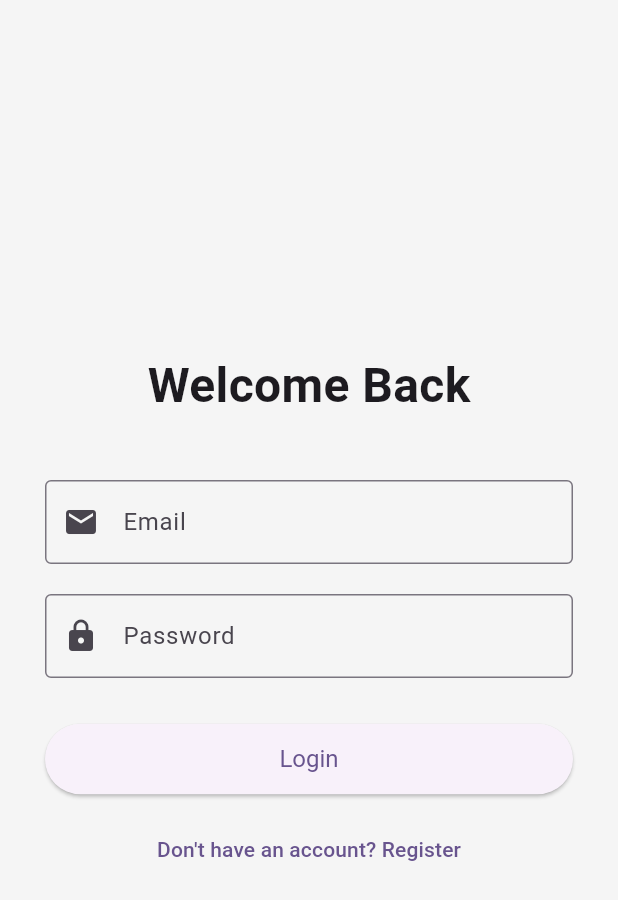
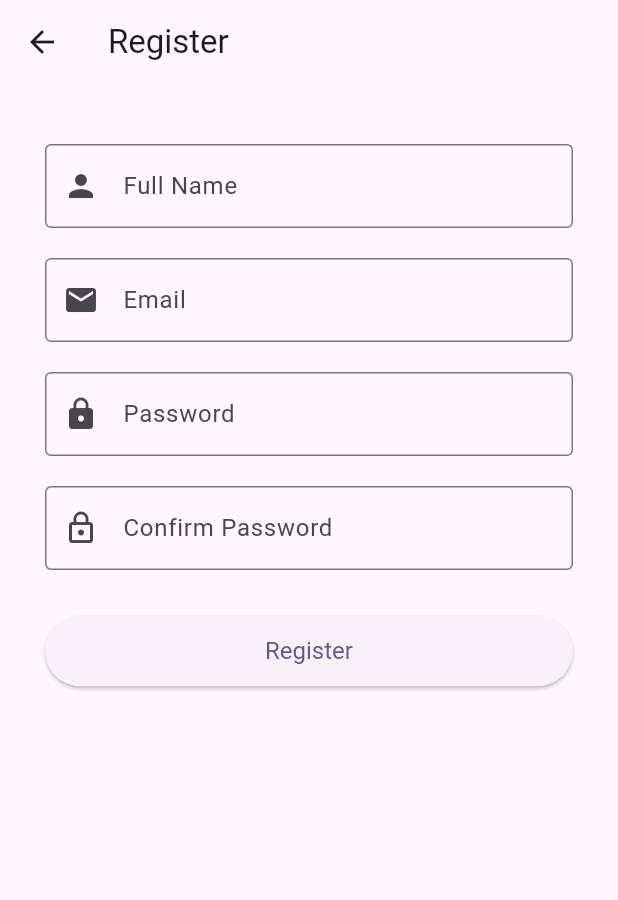
Before and after one commit to karimfady/Software-Engineering-Project, a Flutter app: the screen it shows after launch, after a tap on an icon or button, on a phone screen of 412 x 824 dp. Shown: the top 900 px of the screen. Run offline on Flutter 3.47's test engine with Material 3 defaults, Android fonts, the phone set to English and light mode, and no system bars.

Commit message:
login and registration semi complete logic
the login and registration pages are in need of the databases for production to continue

```diff
--- /dev/null
+++ b/outfitlyapp/lib/login_logic.dart
@@ -0,0 +1,27 @@
+class LoginLogic {
+  void handleLogin(String email, String password) {
+    // Here you can connect to an API, validate fields, etc.
+    if (email.isEmpty || password.isEmpty) {
+      print("Please fill in all fields.");
+    } else {
+      print("in loginhandle");
+      // send query with name and password to the database if the username
+      //doesnt exist print user doesnt exist if user exist but password is
+      //incorrect print passwrod is incorrect
+    }
+  }
+
+  void handleregisteration(
+    String name,
+    String email,
+    String password,
+  ) // add other parameters
+  {
+    if (email.isEmpty || password.isEmpty) {
+      print("Please fill in all fields.");
+    } else {
+      // if send a query with the name and if it exists then say username is not
+      // avaialbe if it doesnt exist then add the user to the database
+    }
+  }
+}
--- a/outfitlyapp/lib/login_page.dart
+++ b/outfitlyapp/lib/login_page.dart
@@ -1,8 +1,11 @@
 import 'package:flutter/material.dart';
+import 'login_logic.dart';
+import 'register_page.dart';
 
 class LoginPage extends StatelessWidget {
   final TextEditingController emailController = TextEditingController();
   final TextEditingController passwordController = TextEditingController();
+  final LoginLogic loginLogic = LoginLogic();
 
   @override
   Widget build(BuildContext context) {
@@ -50,10 +53,10 @@ class LoginPage extends StatelessWidget {
                 width: double.infinity,
                 child: ElevatedButton(
                   onPressed: () {
-                    // TODO: Add login logic here
-                    print(
-                      'Login: ${emailController.text}, ${passwordController.text}',
-                    );
+                    /*loginLogic.handleLogin(
+                      emailController.text.trim(),
+                      passwordController.text,
+                    ); */
                   },
                   child: Text('Login'),
                   style: ElevatedButton.styleFrom(
@@ -67,8 +70,10 @@ class LoginPage extends StatelessWidget {
               // Register Button
               TextButton(
                 onPressed: () {
-                  // TODO: Navigate to registration page
-                  print('Navigate to Register');
+                  Navigator.push(
+                    context,
+                    MaterialPageRoute(builder: (context) => RegisterPage()),
+                  );
                 },
                 child: Text('Don\'t have an account? Register'),
               ),
--- /dev/null
+++ b/outfitlyapp/lib/register_page.dart
@@ -0,0 +1,97 @@
+import 'package:flutter/material.dart';
+import 'login_logic.dart';
+
+class RegisterPage extends StatelessWidget {
+  final TextEditingController nameController = TextEditingController();
+  final TextEditingController emailController = TextEditingController();
+  final TextEditingController passwordController = TextEditingController();
+  final TextEditingController confirmPasswordController =
+      TextEditingController();
+  final LoginLogic loginLogic = LoginLogic();
+
+  @override
+  Widget build(BuildContext context) {
+    return Scaffold(
+      appBar: AppBar(title: Text('Register')),
+      body: SingleChildScrollView(
+        padding: const EdgeInsets.symmetric(horizontal: 30.0, vertical: 40.0),
+        child: Column(
+          children: [
+            // Full Name
+            TextField(
+              controller: nameController,
+              decoration: InputDecoration(
+                labelText: 'Full Name',
+                border: OutlineInputBorder(),
+                prefixIcon: Icon(Icons.person),
+              ),
+            ),
+            SizedBox(height: 20),
+
+            // Email
+            TextField(
+              controller: emailController,
+              keyboardType: TextInputType.emailAddress,
+              decoration: InputDecoration(
+                labelText: 'Email',
+                border: OutlineInputBorder(),
+                prefixIcon: Icon(Icons.email),
+              ),
+            ),
+            SizedBox(height: 20),
+
+            // Password
+            TextField(
+              controller: passwordController,
+              obscureText: true,
+              decoration: InputDecoration(
+                labelText: 'Password',
+                border: OutlineInputBorder(),
+                prefixIcon: Icon(Icons.lock),
+              ),
+            ),
+            SizedBox(height: 20),
+
+            // Confirm Password
+            TextField(
+              controller: confirmPasswordController,
+              obscureText: true,
+              decoration: InputDecoration(
+                labelText: 'Confirm Password',
+                border: OutlineInputBorder(),
+                prefixIcon: Icon(Icons.lock_outline),
+              ),
+            ),
+            SizedBox(height: 30),
+
+            // Register Button
+            SizedBox(
+              width: double.infinity,
+              child: ElevatedButton(
+                onPressed: () {
+                  // TODO: Add registration logic here
+
+                  if (passwordController.text ==
+                      confirmPasswordController.text) {
+                    loginLogic.handleregisteration(
+                      nameController.text.trim(),
+                      emailController.text.trim(),
+                      passwordController.text,
+                    );
+                  } else {
+                    print('make sure the passwords are compatible');
+                  }
+                },
+                child: Text('Register'),
+                style: ElevatedButton.styleFrom(
+                  padding: EdgeInsets.symmetric(vertical: 14),
+                  textStyle: TextStyle(fontSize: 16),
+                ),
+              ),
+            ),
+          ],
+        ),
+      ),
+    );
+  }
+}
```
